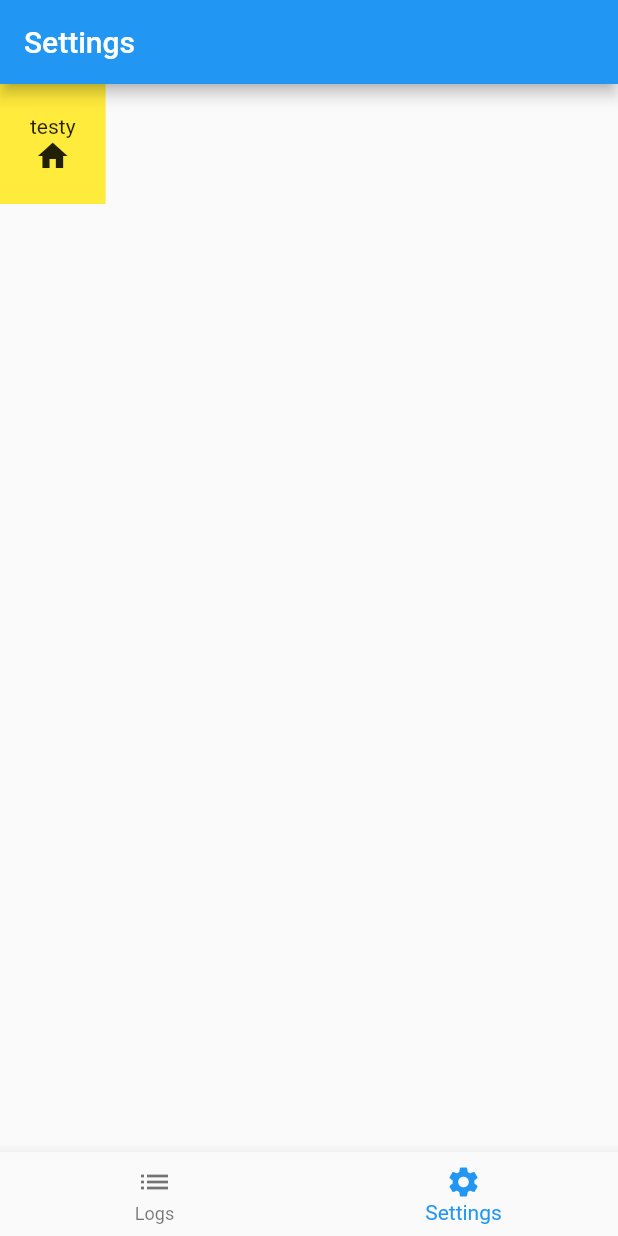
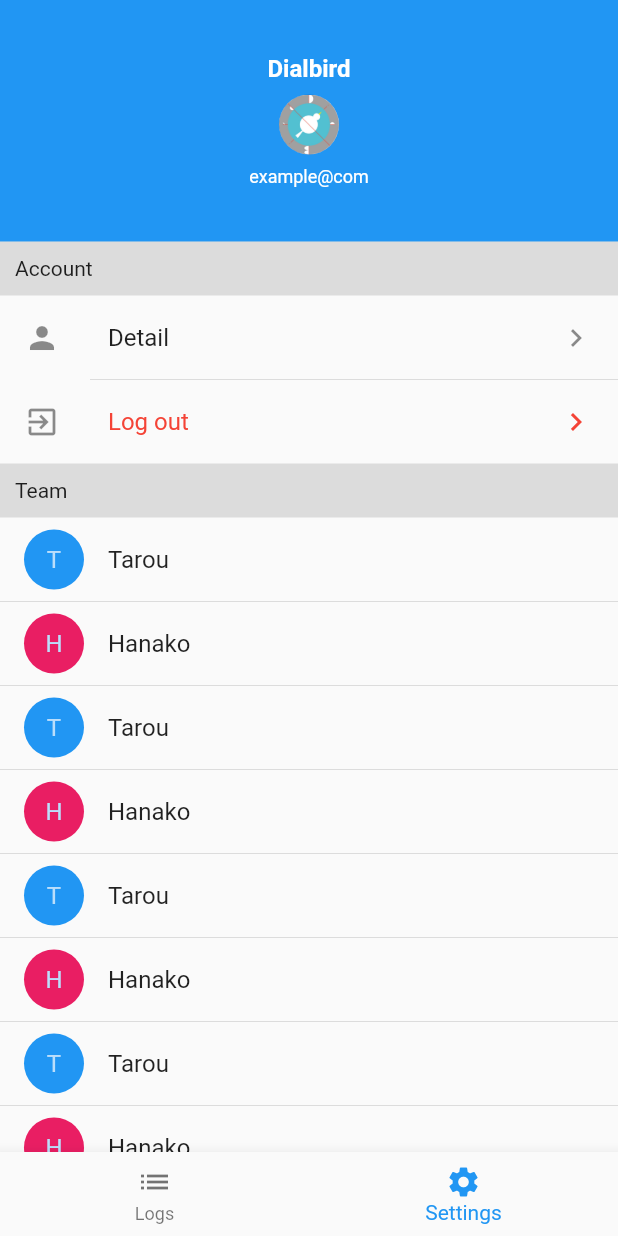
Before and after one commit to DialBird/flutter-MyLogger, a Flutter app: the screen it shows after launch, item 2 of the bottom bar chosen, on a phone screen of 412 x 824 dp. Run offline on Flutter 3.47's test engine with Material 2 defaults, Android fonts, the phone set to English and light mode, and no system bars.

Commit message:
Edit Settings View

```diff
--- a/lib/src/pages/settings_view.dart
+++ b/lib/src/pages/settings_view.dart
@@ -1,25 +1,135 @@
 part of mylogger;
 
 class SettingsView extends StatelessWidget {
+  _onLogoutTapped(BuildContext context) {
+    return showDialog(
+      context: context,
+      barrierDismissible: false,
+      builder: (BuildContext context) {
+        return new AlertDialog(
+          title: new Text('Log out'),
+          content: new SingleChildScrollView(
+            child: new ListBody(
+              children: <Widget>[
+                new Text('Are you sure to log out?'),
+              ],
+            ),
+          ),
+          actions: <Widget>[
+            new FlatButton(
+              child: new Text('Cancel'),
+              onPressed: () {
+                Navigator.of(context).pop();
+              },
+            ),
+            new FlatButton(
+              child: new Text('OK', style: TextStyle(color: Colors.red)),
+              onPressed: () {
+                Navigator.of(context).pop();
+              },
+            ),
+          ],
+        );
+      },
+    );
+  }
+
   @override
   Widget build(context) {
     return new Scaffold(
-      appBar: new AppBar(
-        title: new Text('Settings'),
-      ),
-      body: new Column(
+      body: new ListView(
+        padding: new EdgeInsets.all(0.0),
         children: <Widget>[
           new Container(
-            padding: new EdgeInsets.all(20.0),
-            decoration: new BoxDecoration(color: Colors.yellow),
+            padding: new EdgeInsets.all(36.0),
+            color: Theme.of(context).primaryColor,
             child: new Column(
               mainAxisAlignment: MainAxisAlignment.center,
               children: <Widget>[
-                new Text('testy'),
-                new Icon(Icons.home),
+                new Container(
+                  padding: const EdgeInsets.only(bottom: 8.0),
+                  child: new Text(
+                    'Dialbird',
+                    style: new TextStyle(color: Colors.white, fontSize: 16.0, fontWeight: FontWeight.bold)
+                  ),
+                ),
+                new Container(
+                  padding: const EdgeInsets.only(bottom: 8.0),
+                  child: new CircleAvatar(
+                    backgroundImage: new AssetImage(
+                      'images/dialbird.jpg',
+                    ),
+                  ),
+                ),
+                new Text('example@com', style: new TextStyle(color: Colors.white, fontSize: 12.0)),
               ],
             ),
           ),
+          new Container(
+            color: Colors.black12,
+            padding: new EdgeInsets.all(10.0),
+            child: new Text('Account'),
+          ),
+          new ListTile(
+            leading: Icon(Icons.person),
+            trailing: Icon(Icons.chevron_right),
+            title: const Text('Detail'),
+            onTap: () {
+              print('object');
+            },
+          ),
+          new Divider(height: 0.0, indent: 60.0),
+          new ListTile(
+            leading: const Icon(Icons.exit_to_app),
+            title: const Text('Log out', style: TextStyle(color: Colors.red)),
+            trailing: Icon(Icons.chevron_right, color: Colors.red),
+            onTap: () => _onLogoutTapped(context),
+          ),
+          new Container(
+            color: Colors.black12,
+            padding: new EdgeInsets.all(10.0),
+            child: new Text('Team'),
+          ),
+          new ListTile(
+            leading: CircleAvatar(backgroundColor: Colors.blue, child: new Text('T')),
+            title: Text('Tarou'),
+          ),
+          new Divider(height: 0.0),
+          new ListTile(
+            leading: CircleAvatar(backgroundColor: Colors.pink, child: new Text('H')),
+            title: Text('Hanako'),
+          ),
+          new Divider(height: 0.0),
+          new ListTile(
+            leading: CircleAvatar(backgroundColor: Colors.blue, child: new Text('T')),
+            title: Text('Tarou'),
+          ),
+          new Divider(height: 0.0),
+          new ListTile(
+            leading: CircleAvatar(backgroundColor: Colors.pink, child: new Text('H')),
+            title: Text('Hanako'),
+          ),
+          new Divider(height: 0.0),
+          new ListTile(
+            leading: CircleAvatar(backgroundColor: Colors.blue, child: new Text('T')),
+            title: Text('Tarou'),
+          ),
+          new Divider(height: 0.0),
+          new ListTile(
+            leading: CircleAvatar(backgroundColor: Colors.pink, child: new Text('H')),
+            title: Text('Hanako'),
+          ),
+          new Divider(height: 0.0),
+          new ListTile(
+            leading: CircleAvatar(backgroundColor: Colors.blue, child: new Text('T')),
+            title: Text('Tarou'),
+          ),
+          new Divider(height: 0.0),
+          new ListTile(
+            leading: CircleAvatar(backgroundColor: Colors.pink, child: new Text('H')),
+            title: Text('Hanako'),
+          ),
+          new Divider(height: 0.0),
         ],
       ),
     );
```
